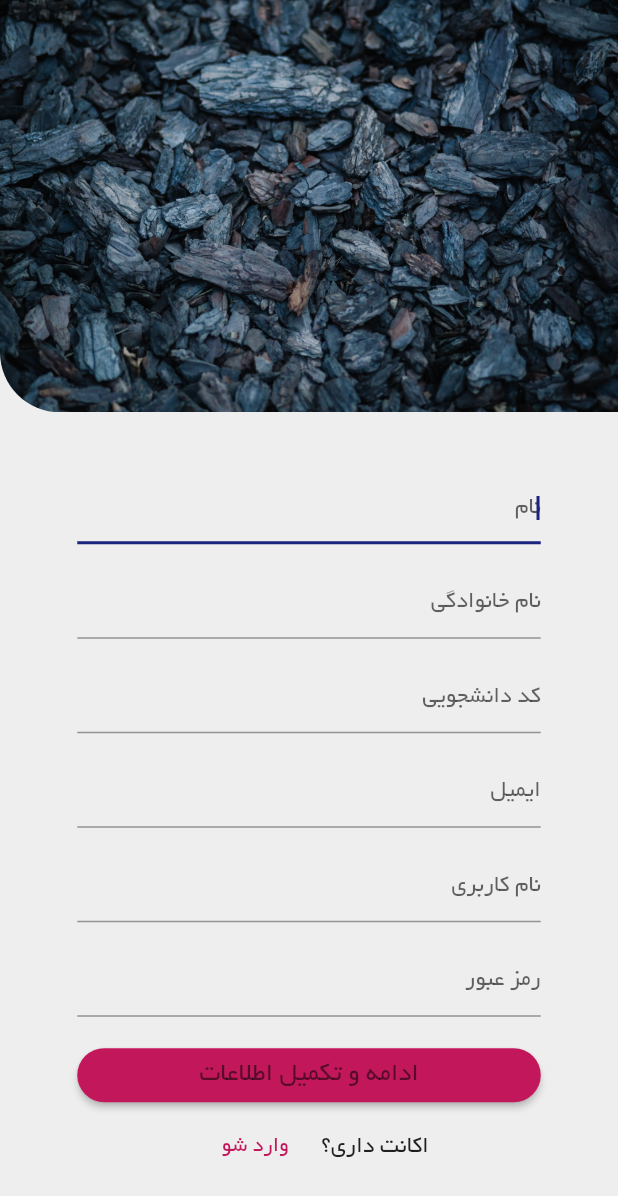
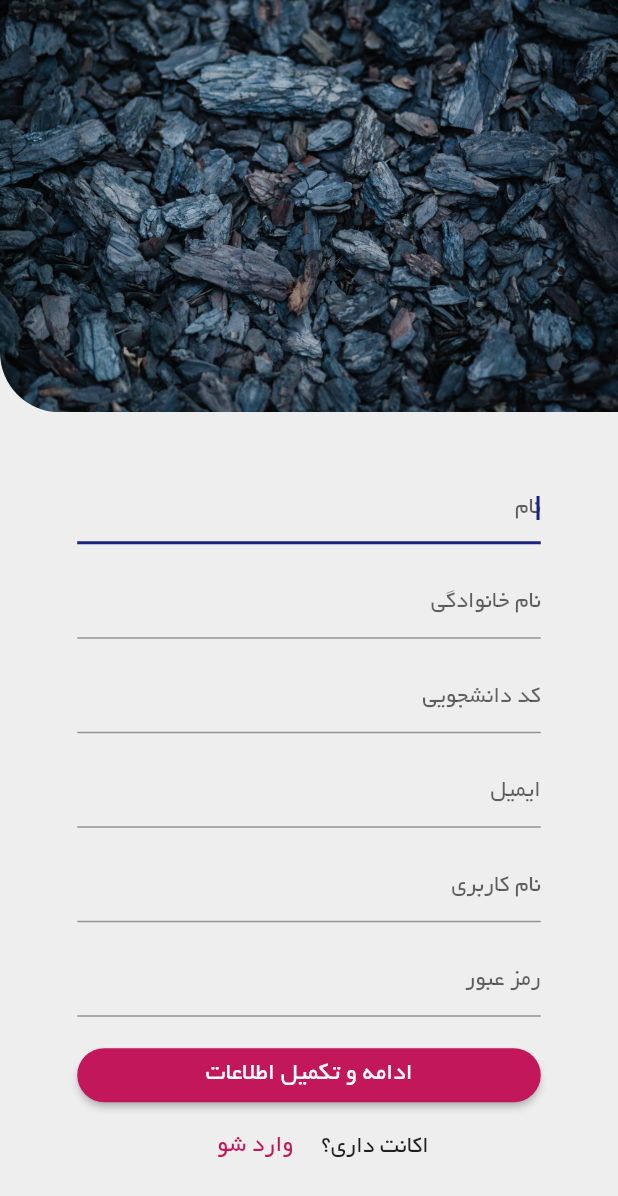
Before and after one commit to arvin2079/PlanB, a Flutter app: the SignUpScreen screen opened by its route, on a phone screen of 412 x 824 dp. Shown: the top 1196 px of the screen. Run offline on Flutter 3.47's test engine with Material 2 defaults, Android fonts, the phone set to English and light mode, and no system bars; our stand-ins replace flutter_image_compress, flutter_spinkit, image_picker, rxdart, shared_preferences; missing offline and left inert: autocomplete_textfield; accounts and stored records are empty.

Commit message:
button style for sign up screen

```diff
--- a/plan_b/lib/src/ui/constants/constants.dart
+++ b/plan_b/lib/src/ui/constants/constants.dart
@@ -103,7 +103,7 @@ final ThemeData lightTheme = ThemeData.light().copyWith(
     ),
     button: TextStyle(
       fontFamily: 'yekan',
-      fontSize: 15,
+      fontSize: 17,
       color: Colors.white,
     ),
   ),
--- a/plan_b/lib/src/ui/signup_screen.dart
+++ b/plan_b/lib/src/ui/signup_screen.dart
@@ -192,7 +192,7 @@ class _SignUpScreenState extends State<SignUpScreen> with SignUpValidator{
                                   child: Text(
                                     "ادامه و تکمیل اطلاعات",
                                     // fixme : theme for in button texts
-                                    style: Theme.of(context).textTheme.subtitle,
+                                    style: Theme.of(context).textTheme.button,
                                   ),
                                   onPressed: () {
                                     if(form_key.currentState.validate()) {
```
